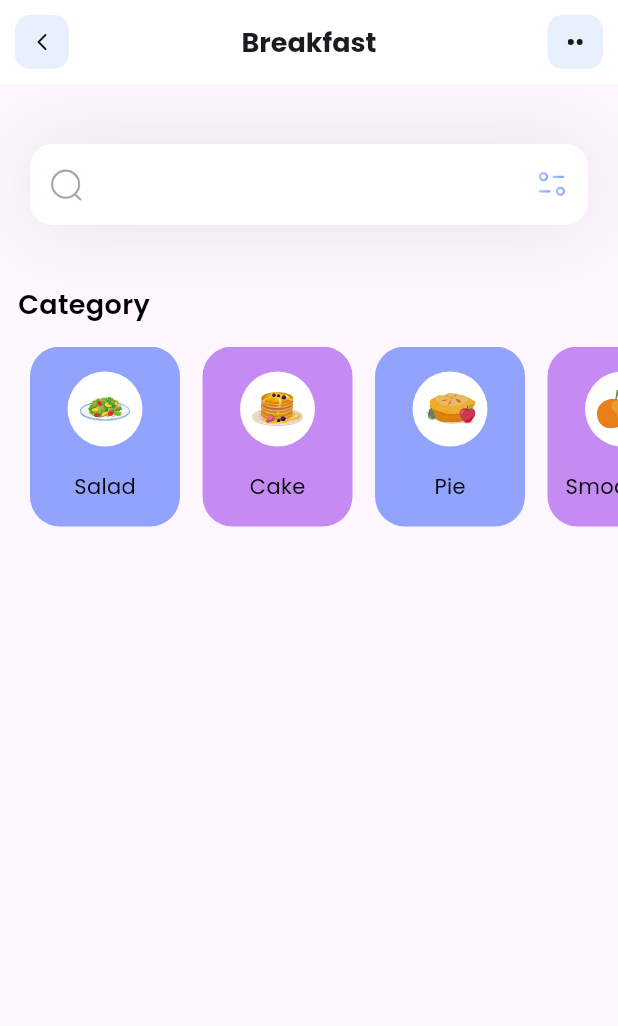
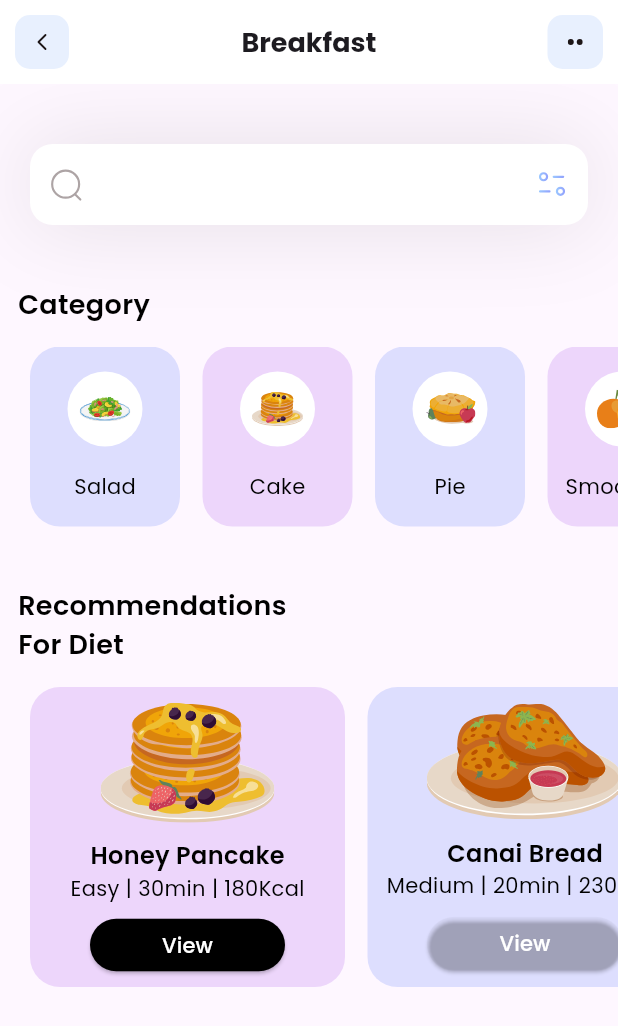
Before and after one commit to Alvarado08/fitness, a Flutter app: the screen it shows after launch, on a phone screen of 412 x 824 dp. Shown: the top 1026 px of the screen. Run offline on Flutter 3.47's test engine with Material 3 defaults, Android fonts, the phone set to English and light mode, and no system bars; our stand-ins replace flutter_svg.

Commit message:
Diet section
Created the Diet section widget. Extracted the dietSection method for improved code readability. Created the Diet model. Fetched Diet items into cards with dynamic values. Added a dialog displaying dynamic diet card item name on button press. Ternary Operator checks if current diet card is selected in order to change button color.

```diff
--- /dev/null
+++ b/lib/models/diet_model.dart
@@ -0,0 +1,51 @@
+import 'package:flutter/material.dart';
+
+class DietModel {
+  String name;
+  String iconPath;
+  String level;
+  String duration;
+  String calorie;
+  Color boxColor;
+  bool viewIsSelected;
+
+  DietModel({
+    required this.name,
+    required this.iconPath,
+    required this.level,
+    required this.duration,
+    required this.calorie,
+    required this.boxColor,
+    this.viewIsSelected = false,
+  });
+
+  static List<DietModel> getDiets() {
+    List<DietModel> diets = [];
+
+    diets.add(
+      DietModel(
+        name: 'Honey Pancake',
+        iconPath: 'assets/icons/honey-pancakes.svg',
+        level: 'Easy',
+        duration: '30min',
+        calorie: '180Kcal',
+        boxColor: Color(0xffC58BF2),
+        viewIsSelected: true,
+      ),
+    );
+
+    diets.add(
+      DietModel(
+        name: 'Canai Bread',
+        iconPath: 'assets/icons/canai-bread.svg',
+        level: 'Medium',
+        duration: '20min',
+        calorie: '230Kcal',
+        boxColor: Color(0xff92A3FD),
+        viewIsSelected: false,
+      ),
+    );
+
+    return diets;
+  }
+}
--- a/lib/pages/home.dart
+++ b/lib/pages/home.dart
@@ -1,9 +1,10 @@
 import 'package:fitness/models/category_model.dart';
+import 'package:fitness/models/diet_model.dart';
 import 'package:flutter/material.dart';
 import 'package:flutter_svg/flutter_svg.dart';
 
 class HomePage extends StatefulWidget {
-  HomePage({super.key});
+  const HomePage({super.key});
 
   @override
   State<HomePage> createState() => _HomePageState();
@@ -11,24 +12,132 @@ class HomePage extends StatefulWidget {
 
 class _HomePageState extends State<HomePage> {
   List<CategoryModel> categories = [];
+  List<DietModel> diets = [];
 
-  void _getCategories() {
+  // void _getCategories() {
+  //   categories = CategoryModel.getCategories();
+  // }
+
+  // void _getDiets() {
+  //   diets = DietModel.getDiets();
+  // }
+
+  void _getInitialInfo() {
     categories = CategoryModel.getCategories();
-  }
-
-  @override
-  void initState() {
-    _getCategories();
+    diets = DietModel.getDiets();
   }
 
   @override
   Widget build(BuildContext context) {
-    _getCategories();
+    _getInitialInfo();
     return Scaffold(
       appBar: appBar(),
       body: Column(
-        children: [_searchField(), SizedBox(height: 40), _categoriesSection()],
+        children: [
+          _searchField(),
+          SizedBox(height: 40),
+          _categoriesSection(),
+          SizedBox(height: 40),
+          _dietSection(),
+        ],
       ),
+    );
+  }
+
+  Column _dietSection() {
+    return Column(
+      crossAxisAlignment: CrossAxisAlignment.start,
+      children: [
+        Padding(
+          padding: const EdgeInsets.only(left: 12),
+          child: Text(
+            'Recommendations\nFor Diet',
+            style: TextStyle(
+              color: Colors.black,
+              fontSize: 18,
+              fontWeight: FontWeight.w600,
+            ),
+          ),
+        ),
+        SizedBox(height: 15),
+        Container(
+          height: 200,
+          child: ListView.separated(
+            itemBuilder: (context, index) {
+              return Container(
+                width: 210,
+                decoration: BoxDecoration(
+                  color: diets[index].boxColor.withOpacity(0.3),
+                  borderRadius: BorderRadius.circular(20),
+                ),
+                child: Column(
+                  mainAxisAlignment: MainAxisAlignment.spaceEvenly,
+                  children: [
+                    SvgPicture.asset(diets[index].iconPath),
+                    Column(
+                      children: [
+                        Text(
+                          diets[index].name,
+                          style: TextStyle(
+                            color: Colors.black,
+                            fontSize: 16,
+                            fontWeight: FontWeight.w600,
+                          ),
+                        ),
+                        Text(
+                          '${diets[index].level} | ${diets[index].duration} | ${diets[index].calorie}',
+                          style: TextStyle(
+                            color: Colors.black,
+                            fontSize: 14,
+                            fontWeight: FontWeight.w400,
+                          ),
+                        ),
+                      ],
+                    ),
+                    Container(
+                      height: 35,
+                      width: 130,
+                      child: ElevatedButton(
+                        style: ElevatedButton.styleFrom(
+                          backgroundColor: diets[index].viewIsSelected
+                              ? Colors.black
+                              : Colors.transparent, // Background color
+                          foregroundColor: Colors.white, // Text/icon color
+                          overlayColor: Colors.lightBlueAccent, // Splash color
+                        ),
+                        onPressed: () {
+                          final name = diets[index].name;
+                          showDialog(
+                            context: context,
+                            builder: (context) {
+                              return AlertDialog(
+                                title: Text('Message'),
+                                content: Text('You have selected $name!'),
+                                actions: [
+                                  TextButton(
+                                    onPressed: () =>
+                                        Navigator.of(context).pop(),
+                                    child: Text('OK'),
+                                  ),
+                                ],
+                              );
+                            },
+                          );
+                        },
+                        child: Text('View'),
+                      ),
+                    ),
+                  ],
+                ),
+              );
+            },
+            separatorBuilder: (context, index) => SizedBox(width: 15),
+            itemCount: diets.length,
+            scrollDirection: Axis.horizontal,
+            padding: EdgeInsets.only(left: 20, right: 20),
+          ),
+        ),
+      ],
     );
   }
 
@@ -60,7 +169,7 @@ class _HomePageState extends State<HomePage> {
               return Container(
                 width: 100,
                 decoration: BoxDecoration(
-                  color: categories[index].boxColor,
+                  color: categories[index].boxColor.withOpacity(0.3),
                   borderRadius: BorderRadius.circular(20),
                 ),
                 child: Column(
```
